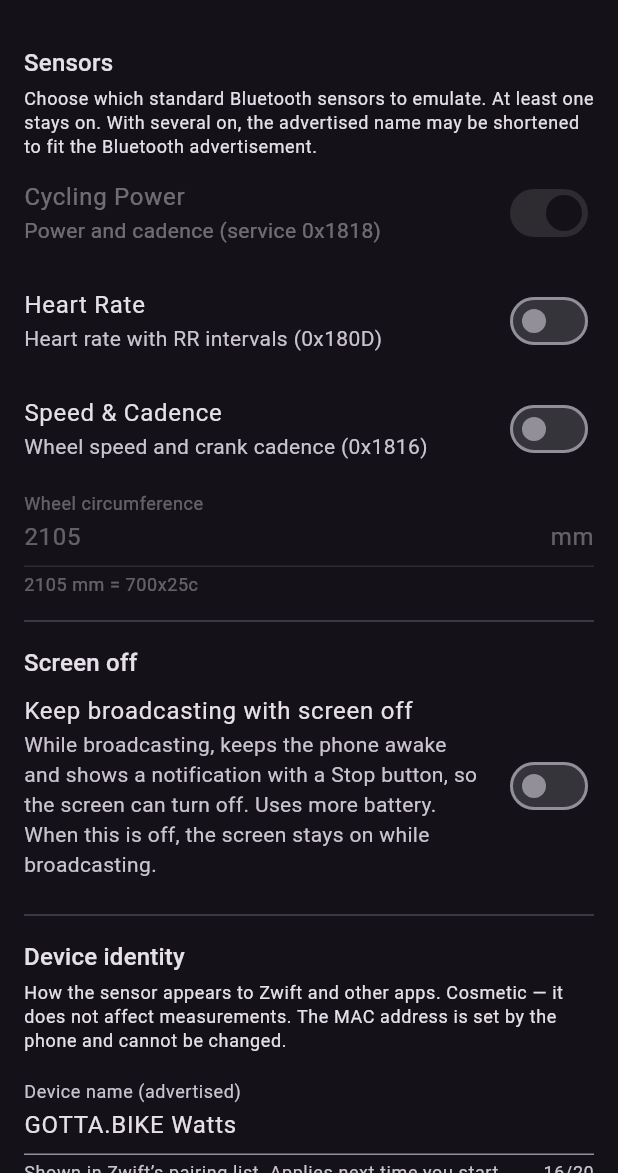
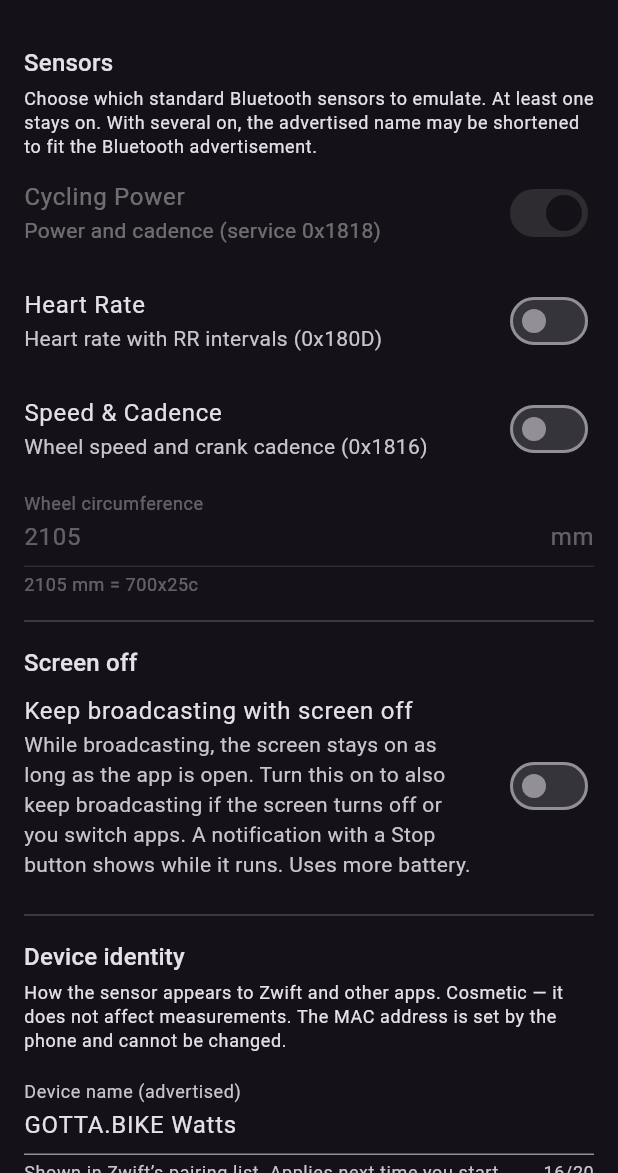
Before and after one commit to vincentdavis/GOTTA.BIKE-BLE-Watts, a Flutter app: the screen it shows after launch, after a tap on "Test profile", after a tap on the "settings" icon, on a phone screen of 412 x 824 dp, the part 63-1236 px from its top. Run offline on Flutter 3.47's test engine with Material 3 defaults, Android fonts, the phone set to English and light mode, and no system bars; our stand-ins replace shared_preferences, wakelock_plus; missing offline and left inert: universal_ble.

Commit message:
Keep the screen on in screen-off mode too
Screen-off mode used to swap the screen wakelock for the foreground
service, so with it on the screen timed out while broadcasting. Now the
app keeps the screen on whenever it is broadcasting and open, and
screen-off mode adds the service on top, so broadcasting also survives
the power button or switching apps.

- KeepAwake holds the wakelock for the whole broadcast, starts/stops only
  the service when the setting changes, and records each step so a
  failure partway through can't leave something held untracked.
- Settings description, status messages and notification text updated.
- README, CLAUDE.md, privacy policy and store listing updated to match
  (listing recounted: 3634 of 4000 characters).

Co-Authored-By: Claude Opus 5.5 <noreply@anthropic.com>

```diff
--- a/lib/main.dart
+++ b/lib/main.dart
@@ -55,8 +55,8 @@ class _EmulatorPageState extends State<EmulatorPage> {
   final ScreenOffStore _screenOffStore = ScreenOffStore();
   final ScreenOffService _screenOffService = ScreenOffService();
 
-  /// Keeps the app running while advertising: the screen-off service when
-  /// [_screenOffEnabled], otherwise a screen wakelock.
+  /// Keeps the app running while advertising: a screen wakelock, plus the
+  /// screen-off service when [_screenOffEnabled].
   late final KeepAwake _keepAwake = KeepAwake(
     service: _screenOffService,
     screenWakelock: (on) => on ? WakelockPlus.enable() : WakelockPlus.disable(),
@@ -243,7 +243,7 @@ class _EmulatorPageState extends State<EmulatorPage> {
         advertising: _advertising,
         screenOff: _screenOffEnabled,
         title: 'Broadcasting as “${_peripheral.advertisedName}”',
-        text: 'The screen can turn off. Tap to open the app.',
+        text: 'Keeps going with the screen off. Tap to open the app.',
       );
     } catch (e) {
       if (mounted) setState(() => _status = 'Keep-awake error: $e');
@@ -253,16 +253,18 @@ class _EmulatorPageState extends State<EmulatorPage> {
 
   /// What the status line says about the keep-awake [mode].
   Future<String> _keepAwakeNote(KeepAwakeMode mode) async {
-    if (mode == KeepAwakeMode.screenOff) {
+    if (mode == KeepAwakeMode.screenOnAndService) {
       return await _screenOffService.notificationsAllowed()
-          ? 'The screen can turn off.'
-          : 'The screen can turn off. Notifications are off, so the '
-                'broadcast notification is hidden.';
+          ? 'Broadcasting keeps going if the screen turns off.'
+          : 'Broadcasting keeps going if the screen turns off. '
+                'Notifications are off, so the broadcast notification is '
+                'hidden.';
     }
     final error = _keepAwake.lastError;
     return error == null
         ? ''
-        : 'Screen-off mode didn’t start ($error), so the screen stays on.';
+        : 'Screen-off mode didn’t start ($error), so broadcasting stops if '
+              'the screen turns off.';
   }
 
   Future<void> _loadScreenOff() async {
@@ -284,7 +286,8 @@ class _EmulatorPageState extends State<EmulatorPage> {
       setState(() {
         _status = note.isNotEmpty
             ? note
-            : 'The screen stays on while broadcasting.';
+            : 'Screen-off mode is off, so keep the app open and the screen '
+                  'on.';
       });
     }
   }
--- a/lib/settings_page.dart
+++ b/lib/settings_page.dart
@@ -116,10 +116,10 @@ class _SettingsPageState extends State<SettingsPage> {
               contentPadding: EdgeInsets.zero,
               title: const Text('Keep broadcasting with screen off'),
               subtitle: const Text(
-                'While broadcasting, keeps the phone awake and shows a '
-                'notification with a Stop button, so the screen can turn '
-                'off. Uses more battery. When this is off, the screen stays '
-                'on while broadcasting.',
+                'While broadcasting, the screen stays on as long as the app '
+                'is open. Turn this on to also keep broadcasting if the '
+                'screen turns off or you switch apps. A notification with a '
+                'Stop button shows while it runs. Uses more battery.',
               ),
               value: _screenOff,
               onChanged: (value) {
```
Also changed, not shown: lib/screen_off_mode.dart (+40 -38 lines), 6 other files.
